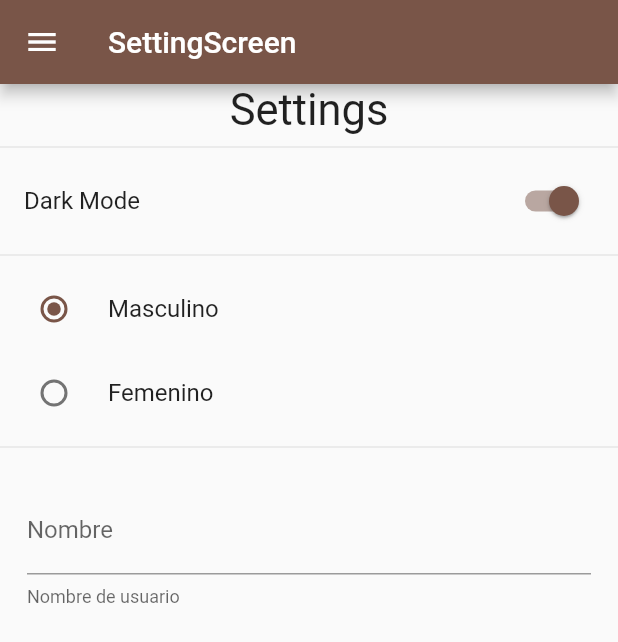
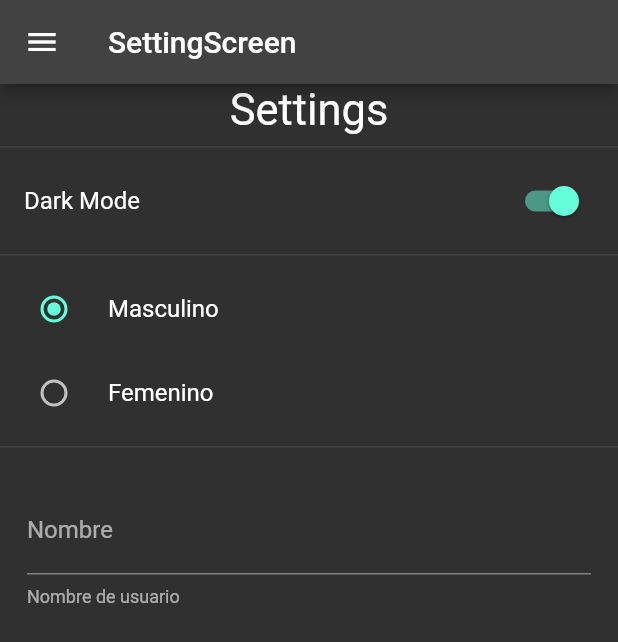
Before and after one commit to JoseLuisGit/pref_user, a Flutter app: the SettingsScreen screen opened by its route, after a tap on "Dark Mode", on a phone screen of 412 x 824 dp. Shown: the top 642 px of the screen. Run offline on Flutter 3.47's test engine with Material 2 defaults, Android fonts, the light colour scheme and no system bars; our stand-ins replace shared_preferences; accounts and stored records are empty.

Commit message:
change theme with provider and add shared preferences

```diff
--- /dev/null
+++ b/lib/providers/theme_provider.dart
@@ -0,0 +1,22 @@
+import 'package:flutter/material.dart';
+
+class ThemeProvider extends ChangeNotifier{
+
+  ThemeData currentTheme;
+
+  ThemeProvider({
+    required bool isDarkMode
+  }): currentTheme = isDarkMode ? ThemeData.dark() : ThemeData.light();
+
+
+  void setThemeDark(){
+    currentTheme = ThemeData.dark();
+    notifyListeners();
+  }
+
+  void setThemeLight(){
+    currentTheme = ThemeData.light();
+    notifyListeners();
+  }
+
+}
--- a/lib/screens/settings_screen.dart
+++ b/lib/screens/settings_screen.dart
@@ -1,4 +1,7 @@
 import 'package:flutter/material.dart';
+import 'package:pref_user/providers/theme_provider.dart';
+import 'package:pref_user/shared/preferences.dart';
+import 'package:provider/provider.dart';
 import 'package:pref_user/widgets/side_menu.dart';
 
 class SettingsScreen extends StatefulWidget {
@@ -11,7 +14,7 @@ class SettingsScreen extends StatefulWidget {
 }
 
 class _SettingsScreenState extends State<SettingsScreen> {
-  bool isDarkMode = false;
+
   @override
   Widget build(BuildContext context) {
     return Scaffold(
@@ -24,27 +27,36 @@ class _SettingsScreenState extends State<SettingsScreen> {
           Text('Settings', style: TextStyle(fontSize: 29),),
           Divider(),
           SwitchListTile.adaptive(
-            value: isDarkMode,
+            value: Preferences.getIsDarkMode(),
             onChanged: (value){
+              final themeProvider = Provider.of<ThemeProvider>(context, listen: false);
+
+              Preferences.setIsDarkMode = value;
+              value ? themeProvider.setThemeDark() : themeProvider.setThemeLight();
               setState(() {
-                isDarkMode = value;
               });
             },
             title: Text('Dark Mode'),
             ),
           Divider(),
-          RadioListTile(
+          RadioListTile<int>(
             value: 1,
-            groupValue: 1,
+            groupValue: Preferences.getGender(),
             title: Text('Masculino'),
             onChanged: (value){
+              setState(() {
+                Preferences.setGender = value ?? 1;
+              });
             },
             ),
-          RadioListTile(
+          RadioListTile<int>(
             value: 2,
-            groupValue: 1,
+            groupValue: Preferences.getGender(),
             title: Text('Femenino'),
             onChanged: (value){
+              setState(() {
+               Preferences.setGender = value ?? 1;
+              });
             },
 
             ),
@@ -52,6 +64,12 @@ class _SettingsScreenState extends State<SettingsScreen> {
           Padding(
             padding: EdgeInsets.all(18),
             child: TextFormField(
+              initialValue: Preferences.getName(),
+              onChanged: (value){
+              setState(() {
+                Preferences.setName = value;
+              });
+              },
               decoration: InputDecoration(
                 helperText: 'Nombre de usuario',
                 labelText: 'Nombre'
--- /dev/null
+++ b/lib/shared/preferences.dart
@@ -0,0 +1,46 @@
+
+
+import 'package:shared_preferences/shared_preferences.dart';
+
+class Preferences{
+
+  static late SharedPreferences _prefs;
+
+  static bool _isDarkMode = false;
+  static int _gender = 1;
+  static String _name = "Jose";
+
+
+  static Future init() async{
+    _prefs = await SharedPreferences.getInstance();
+  }
+
+  static set setIsDarkMode (bool isDarkMode){
+    _isDarkMode = isDarkMode;
+    _prefs.setBool('isDarkMode', isDarkMode);
+  }
+
+  static bool getIsDarkMode(){
+    return _prefs.getBool('isDarkMode') ?? _isDarkMode;
+  }
+
+  static set setName (String name){
+    _name = name;
+    _prefs.setString('name', name);
+  }
+
+  static String getName(){
+    return _prefs.getString('name') ?? _name;
+  }
+
+  static set setGender (int gender){
+    _gender = gender;
+    _prefs.setInt('gender', gender);
+  }
+
+  static int getGender(){
+    return _prefs.getInt('gender') ?? _gender;
+  }
+
+
+}
--- a/lib/widgets/side_menu.dart
+++ b/lib/widgets/side_menu.dart
@@ -44,7 +44,7 @@ class _DrawerHeader extends StatelessWidget {
       decoration: const BoxDecoration(
         image: DecorationImage(
           fit: BoxFit.cover,
-          image: AssetImage('menu-img.jpg')
+          image: AssetImage('assets/menu-img.jpg')
           )
       ),);
   }
--- a/pubspec.yaml
+++ b/pubspec.yaml
@@ -34,6 +34,8 @@ dependencies:
   # The following adds the Cupertino Icons font to your application.
   # Use with the CupertinoIcons class for iOS style icons.
   cupertino_icons: ^1.0.2
+  shared_preferences: ^2.0.17
+  provider: ^6.0.5
 
 dev_dependencies:
   flutter_test:
@@ -59,7 +61,7 @@ flutter:
 
   # To add assets to your application, add an assets section, like this:
   assets:
-    - menu-img.jpg
+    - assets/menu-img.jpg
 
   # An image asset can refer to one or more resolution-specific "variants", see
   # https://flutter.dev/assets-and-images/#resolution-aware
```
Also changed, not shown: lib/main.dart (+15 -5 lines), lib/screens/home_screen.dart (+8 -7 lines), pubspec.lock, 1 other file.
